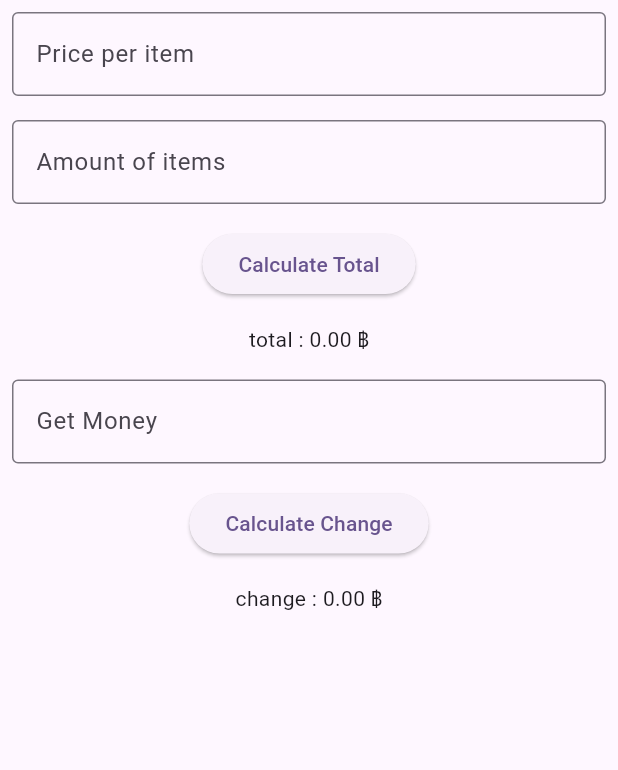
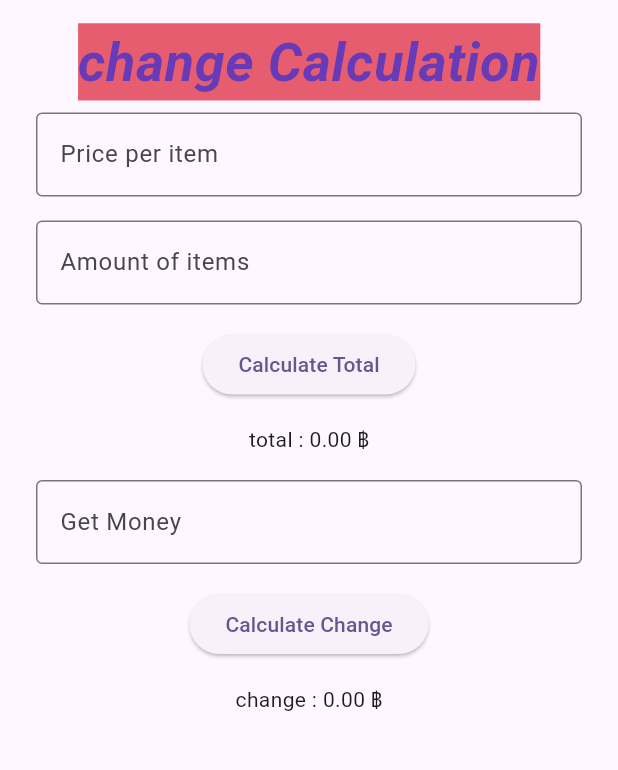
Before and after one commit to Thippharake-NaChiengmai/flutter-first-app, a Flutter app: the screen it shows after launch, on a phone screen of 412 x 824 dp, the part 84-854 px from its top. Run offline on Flutter 3.47's test engine with Material 3 defaults, Android fonts, the phone set to English and light mode, and no system bars; Roboto replaces fonts that are missing (maaja).

Commit message:
add font style

```diff
--- a/lib/main.dart
+++ b/lib/main.dart
@@ -43,8 +43,21 @@ class _MyHomePageState extends State<MyHomePage> {
         backgroundColor: Theme.of(context).colorScheme.inversePrimary,
         title: Text(widget.title),
       ),
-      body: Column(
+      body: Padding(
+        padding: const EdgeInsets.all(16.0),
+        child: Column(
           children: [
+            Text(
+              "change Calculation",
+              style: TextStyle(
+                fontFamily: "maaja",
+                fontSize: 36,
+                fontWeight: FontWeight.bold,
+                fontStyle: FontStyle.italic,
+                color: Colors.deepPurple,
+                background: Paint()..color = Color.fromARGB(255, 231, 93, 112),
+              ),
+            ),
             priceTextField(),
             amoutTextField(),
             calculateButton(),
@@ -53,6 +66,7 @@ class _MyHomePageState extends State<MyHomePage> {
             changeCalculateButton(),
             showChangeText(),
           ],
+        ),
       ),
     );
   }
```
Also changed, not shown: pubspec.yaml (+7 -8 lines), font/maaja ver 1.00.ttf (added), images/sony-ps5-pro-001.jpg (added). Lines whose indentation alone changed are shown as unchanged.
